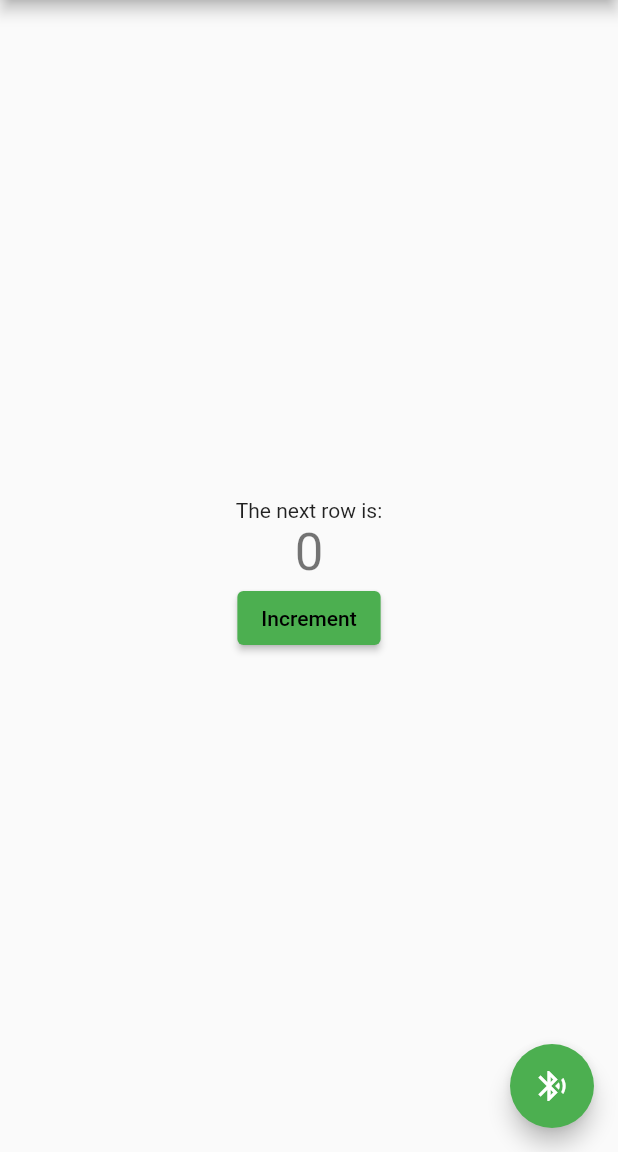
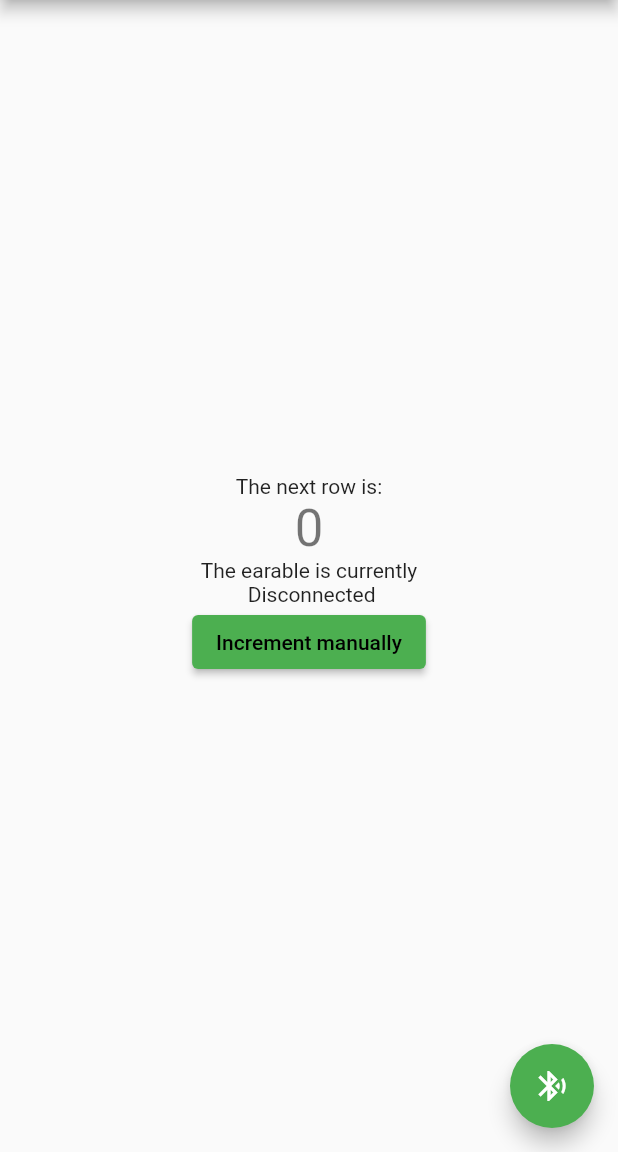
Before and after one commit to tinyPlantBlobb/knitting-help-flutter, a Flutter app: the screen it shows after launch, on a phone screen of 412 x 824 dp, the part 84-1236 px from its top. Run offline on Flutter 3.47's test engine with Material 2 defaults, Android fonts, the phone set to English and light mode, and no system bars; our stand-ins replace flutter_blue, shared_preferences.

Commit message:
fixed warnings

```diff
--- a/lib/screens/StartScreen.dart
+++ b/lib/screens/StartScreen.dart
@@ -152,9 +152,11 @@ class _StartPageState extends State<StartPage> {
               '$_counter',
               style: Theme.of(context).textTheme.headline4,
             ),
+            const Text('The earable is currently'),
+            Text(' $_connectionStatus'),
             ElevatedButton(
               onPressed: _incrementCounter,
-              child: const Text('Increment',
+              child: const Text('Increment manually',
                 style: TextStyle(color: Colors.black),
               ),
             ),
@@ -240,7 +242,7 @@ class _StartPageState extends State<StartPage> {
   FlutterBlue flutterBlue = FlutterBlue.instance;
   //not tested with the earable
   void _disconnect(){
-    var subscribes = flutterBlue.connectedDevices.then((devices) async {
+    flutterBlue.connectedDevices.then((devices) async {
       for(BluetoothDevice d in devices){
         if (d.name == "earconnect" && earConnectFound){
           earConnectFound = false;
@@ -257,7 +259,7 @@ class _StartPageState extends State<StartPage> {
     flutterBlue.startScan(timeout: Duration(seconds: 4));
 
     // listen to scan results
-    var subscription = flutterBlue.scanResults.listen((results) async {
+    flutterBlue.scanResults.listen((results) async {
 
       // do something with scan results
       for (ScanResult r in results) {
--- a/lib/screens/secondScreen.dart
+++ b/lib/screens/secondScreen.dart
@@ -1,5 +1,3 @@
-import 'dart:async';
-
 import 'package:flutter/material.dart';
 import 'package:flutter/services.dart';
 
```
